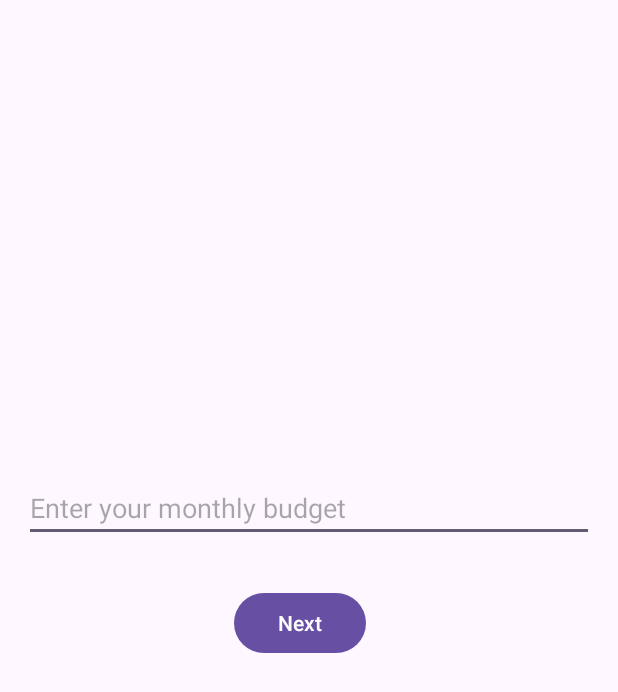
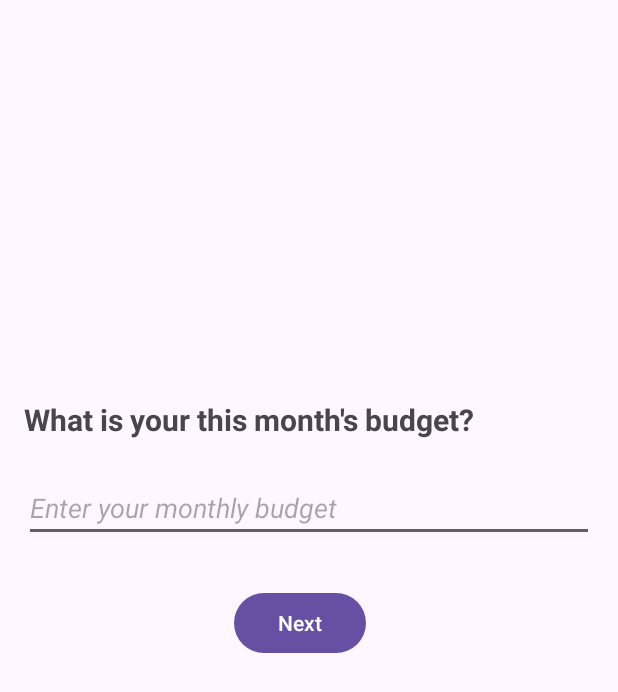
Before and after one commit to rithugopi/Budget-Tracker, an Android app: the screen it shows after launch (MainActivity), on a phone screen of 412 x 824 dp. Shown: the top 692 px of the screen. Run offline under Robolectric (Android 15) with nearby library versions, the phone set to English and light mode, and no system bars.

Commit message:
final ui

```diff
--- a/app/src/main/res/layout/activity_main.xml
+++ b/app/src/main/res/layout/activity_main.xml
@@ -2,13 +2,30 @@
 <RelativeLayout xmlns:android="http://schemas.android.com/apk/res/android"
     android:layout_width="match_parent"
     android:layout_height="match_parent"
-    android:padding="16dp">
+    android:padding="16dp"
+    >
+
+    <TextView
+
+        android:layout_width="match_parent"
+        android:layout_height="wrap_content"
+        android:text="What is your this month's budget? "
+        android:textSize="20sp"
+        android:textStyle="bold"
+        android:layout_marginTop="250dp"/>
+
+
+
+
+
+
 
     <EditText
         android:id="@+id/editTextBudget"
         android:layout_width="match_parent"
         android:layout_height="wrap_content"
         android:hint="Enter your monthly budget"
+        android:textStyle="italic"
         android:inputType="numberDecimal"
         android:layout_marginTop="300dp"/>
 
```
